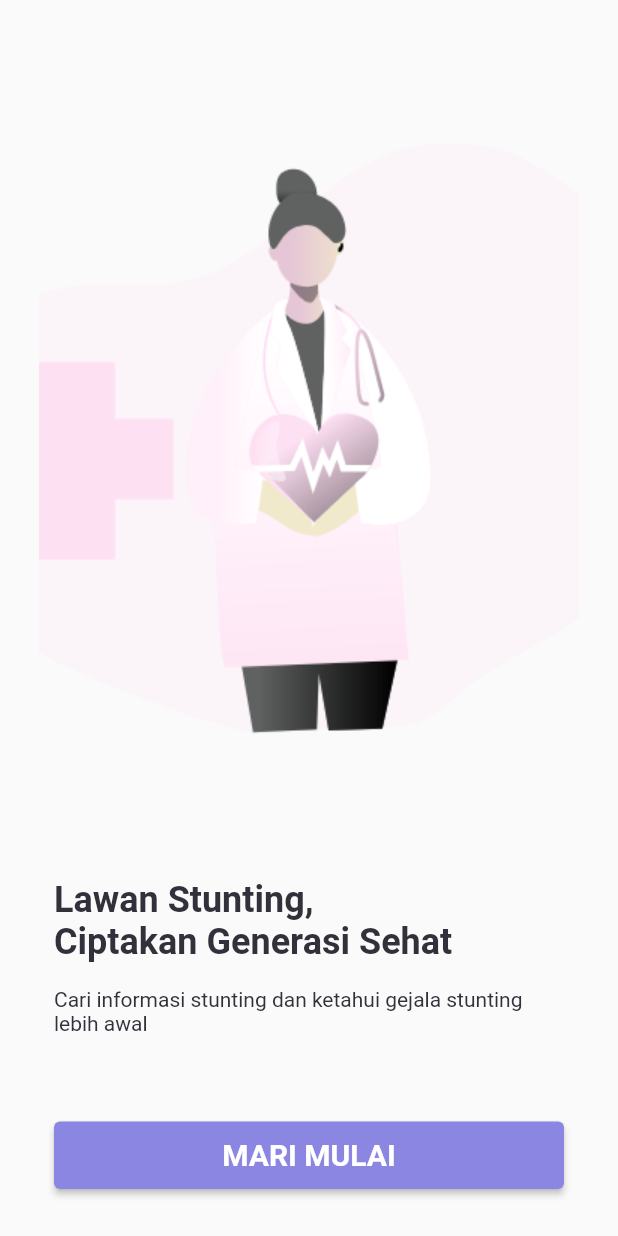
After one commit to alifirhas/semboyanCantik, a Flutter app: the IntroductionPage screen opened directly, on a phone screen of 412 x 824 dp. The commit adds this screen. Run offline on Flutter 3.47's test engine with Material 2 defaults, Android fonts, the phone set to English and light mode, and no system bars; our stand-ins replace after_layout, getwidget, google_nav_bar, shared_preferences; accounts and stored records are empty.

Commit message:
:sparkles: Introduction Page

```diff
--- /dev/null
+++ b/lib/introduction/introduction_page.dart
@@ -0,0 +1,105 @@
+import 'package:flutter/material.dart';
+import 'package:startertemplate/introduction/introduction_page_logic.dart';
+import 'package:startertemplate/utils/colors.dart';
+
+class IntroductionPage extends StatelessWidget {
+  IntroductionPage({super.key});
+
+  final introductionPageLogic = IntroductionPageLogic();
+
+  @override
+  Widget build(BuildContext context) {
+    return Scaffold(
+      body: SafeArea(
+        child: Center(
+          child: SingleChildScrollView(
+            child: Column(
+              crossAxisAlignment: CrossAxisAlignment.start,
+              children: [
+                // Gambar
+                Image.asset(
+                  'lib/images/Health_Monochromatic.png',
+                  // height: 400,
+                  width: MediaQuery.of(context).size.width,
+                ),
+
+                // Moto (?)
+                const SizedBox(height: 8),
+                const Padding(
+                  padding: EdgeInsets.symmetric(horizontal: 36.0),
+                  child: Text(
+                    'Lawan Stunting,',
+                    style: TextStyle(
+                      fontWeight: FontWeight.bold,
+                      color: MyColors.customBlack,
+                      fontSize: 24,
+                    ),
+                  ),
+                ),
+                const Padding(
+                  padding: EdgeInsets.symmetric(horizontal: 36.0),
+                  child: Text(
+                    'Ciptakan Generasi Sehat',
+                    style: TextStyle(
+                      fontWeight: FontWeight.bold,
+                      color: MyColors.customBlack,
+                      fontSize: 24,
+                    ),
+                  ),
+                ),
+
+                // Deskripsi
+                const SizedBox(height: 16),
+                const Padding(
+                  padding: EdgeInsets.symmetric(horizontal: 36.0),
+                  child: Text(
+                    'Cari informasi stunting dan ketahui gejala stunting lebih awal',
+                    style: TextStyle(
+                      fontWeight: FontWeight.normal,
+                      color: MyColors.customBlack,
+                      fontSize: 14,
+                    ),
+                  ),
+                ),
+
+                // Tombol ke home
+                const SizedBox(height: 56),
+                Padding(
+                  padding: const EdgeInsets.symmetric(horizontal: 36),
+                  child: Column(
+                    crossAxisAlignment: CrossAxisAlignment.stretch,
+                    children: [
+                      ElevatedButton(
+                        style: ElevatedButton.styleFrom(
+                          backgroundColor: MyColors.purple,
+                        ),
+                        onPressed: () {
+                          // GFToast.showToast(
+                          //   'Hello',
+                          //   context,
+                          // );
+                          introductionPageLogic.keHalamanHome(context);
+                        },
+                        child: const Padding(
+                          padding: EdgeInsets.all(11.0),
+                          child: Text(
+                            'MARI MULAI',
+                            style: TextStyle(
+                              fontSize: 20,
+                              fontWeight: FontWeight.bold,
+                            ),
+                          ),
+                        ),
+                      ),
+                    ],
+                  ),
+                ),
+                const SizedBox(height: 24),
+              ],
+            ),
+          ),
+        ),
+      ),
+    );
+  }
+}
```
Also changed, not shown: lib/auth/login/login_page_logic.dart (+19 -10 lines), lib/auth/logout/logout_logic.dart (added, +24 -0 lines), lib/introduction/introduction_page_logic.dart (added, +19 -0 lines), lib/splash/splash_page.dart (+11 -0 lines), lib/images/Health_Monochromatic.png (added).
